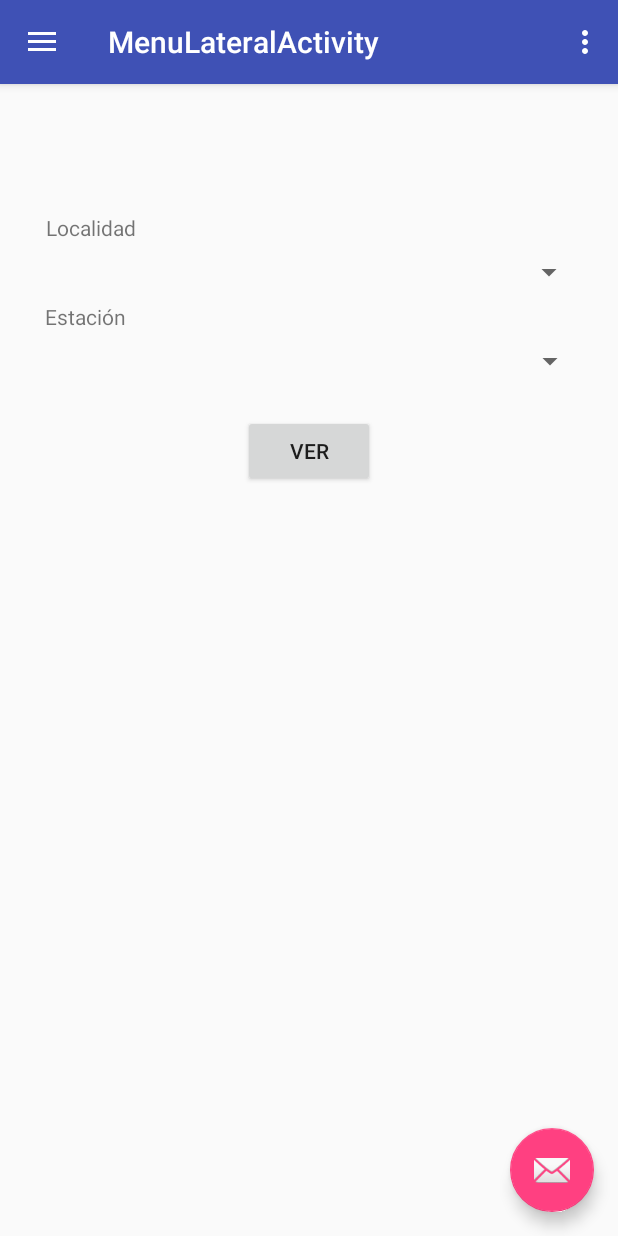
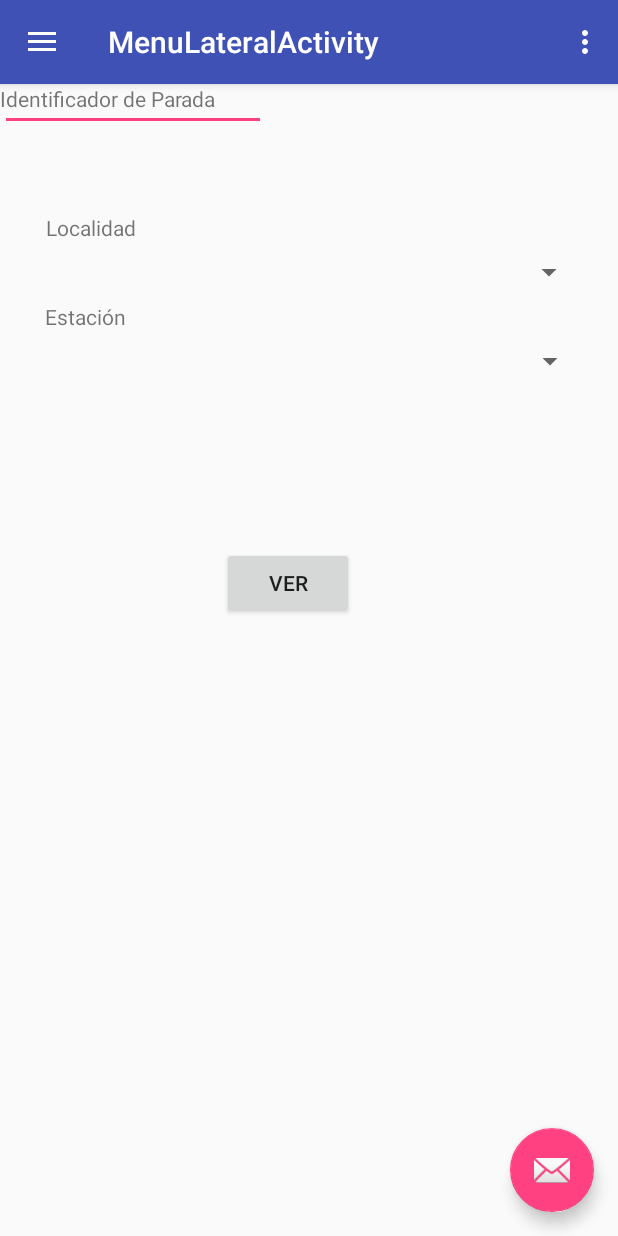
Before and after one commit to Joseluispenahig/SpBike, an Android app: the PrincipalFragment screen opened directly, with no data from a screen before it, on a phone screen of 412 x 824 dp. Run offline under Robolectric (Android 15) with nearby library versions, the phone set to English and light mode, and no system bars; network calls fail; 8 statements that could not run were skipped.

Commit message:
[SPBIKE] [JLPH] -Se ha añadido en el marcador la informacion de de bicicletas disponibles -Se ha añadido la posibilidad de buscar por identificador de parada. -Se ha cambiado el menu lateral.

```diff
--- a/app/src/main/java/com/dam/spbike/PrincipalFragment.java
+++ b/app/src/main/java/com/dam/spbike/PrincipalFragment.java
@@ -12,6 +12,7 @@ import android.view.ViewGroup;
 import android.widget.AdapterView;
 import android.widget.ArrayAdapter;
 import android.widget.Button;
+import android.widget.EditText;
 import android.widget.Spinner;
 
 
@@ -34,6 +35,8 @@ public class PrincipalFragment extends Fragment {
     String escogidaciudad;
     String escogidaestacion;
     Estaciones estacionseleccionada;
+    EditText edit_ident;
+    String identificador;
 
     @Override
     public View onCreateView(LayoutInflater inflater, ViewGroup container,
@@ -42,6 +45,7 @@ public class PrincipalFragment extends Fragment {
 
         super.onCreate(savedInstanceState);
         //super.onCreate(savedInstanceState);
+
         MDB = new MiBaseDatos(getActivity().getApplicationContext());
         final View view = inflater.inflate(R.layout.fragment_principal, container, false);
         usuarioinicio=  (Usuarios) getActivity().getIntent().getExtras().getSerializable("parametro");
@@ -51,7 +55,7 @@ public class PrincipalFragment extends Fragment {
         ciudades = new String[ciudadesBD.size()];
         ciudades = ciudadesBD.toArray(ciudades);
 
-
+        edit_ident = (EditText) view.findViewById(R.id.input_identificador);
         //Spinner spinner1=(Spinner) view.findViewById(R.id.spinner1);
         Spinner spinner2 = (Spinner) view.findViewById(R.id.spinner2);
         Button enviar= (Button) view.findViewById(R.id.button);
@@ -102,13 +106,21 @@ public class PrincipalFragment extends Fragment {
         });
         enviar.setOnClickListener(new View.OnClickListener() {
             public void onClick(View v) {
-                estacionseleccionada=MDB.obtenerESTACION(escogidaciudad,escogidaestacion);
-                Intent intent = new Intent(getContext() ,MapsActivity.class);
+                identificador = edit_ident.getText().toString();
+                if(identificador.length()>0){
+                    //Busca por uid y escogidaciudad
+                    estacionseleccionada=MDB.obtenerESTACIONporUID(escogidaciudad,identificador);
+                }
+                else {
+                    estacionseleccionada = MDB.obtenerESTACION(escogidaciudad, escogidaestacion);
+                }
+                Intent intent = new Intent(getContext(), MapsActivity.class);
                 intent.putExtra("ciudad", MainActivity.opciona);
                 intent.putExtra("estacion", MainActivity.opcionb);
-                intent.putExtra("parametro",usuarioinicio);
-                intent.putExtra("estaciones",estacionseleccionada);
-                startActivity(intent );
+                intent.putExtra("parametro", usuarioinicio);
+                intent.putExtra("estaciones", estacionseleccionada);
+                startActivity(intent);
+
             }
         });
         return view;
--- a/app/src/main/res/layout/fragment_principal.xml
+++ b/app/src/main/res/layout/fragment_principal.xml
@@ -53,16 +53,34 @@
         app:layout_constraintStart_toStartOf="parent"
         app:layout_constraintTop_toTopOf="parent" />
 
+    <EditText
+        android:id="@+id/input_identificador"
+        android:layout_width="177dp"
+        android:layout_height="31dp"
+        android:layout_gravity="center_horizontal"
+        android:layout_weight="1"
+        tools:layout_editor_absoluteX="191dp"
+        tools:layout_editor_absoluteY="218dp" />
+
     <Button
         android:id="@+id/button"
         android:layout_width="wrap_content"
         android:layout_height="0dp"
         android:layout_marginEnd="148dp"
         android:layout_marginStart="148dp"
-        android:layout_marginTop="24dp"
+        android:layout_marginTop="112dp"
         android:text="Ver"
         app:layout_constraintEnd_toEndOf="parent"
+        app:layout_constraintHorizontal_bias="0.0"
         app:layout_constraintStart_toStartOf="parent"
         app:layout_constraintTop_toBottomOf="@+id/spinner3" />
 
+    <TextView
+        android:id="@+id/textView"
+        android:layout_width="wrap_content"
+        android:layout_height="wrap_content"
+        android:text="Identificador de Parada"
+        tools:layout_editor_absoluteX="16dp"
+        tools:layout_editor_absoluteY="230dp" />
+
 </android.support.constraint.ConstraintLayout>
--- a/app/src/main/res/menu/activity_menu_lateral_drawer.xml
+++ b/app/src/main/res/menu/activity_menu_lateral_drawer.xml
@@ -6,12 +6,12 @@
     <group android:checkableBehavior="single">
         <item
             android:id="@+id/nav_camera"
-            android:icon="@drawable/ic_menu_camera"
+            android:icon="@android:drawable/ic_search_category_default"
             android:title="Consulta" />
         <item
             android:id="@+id/nav_gallery"
-            android:icon="@drawable/ic_menu_gallery"
-            android:title="Gallery" />
+            android:icon="@android:drawable/ic_dialog_map"
+            android:title="Buscar estaciones" />
         <item
             android:id="@+id/nav_slideshow"
             android:icon="@drawable/ic_menu_slideshow"
@@ -30,8 +30,8 @@
                 android:title="Enlaces de Interes" />
             <item
                 android:id="@+id/nav_send"
-                android:icon="@drawable/ic_menu_send"
-                android:title="Datos de Interes" />
+                android:icon="@android:drawable/ic_dialog_info"
+                android:title="Contactar" />
         </menu>
     </item>
 
```
Also changed, not shown: app/src/main/java/com/dam/spbike/MapsActivity.java (+19 -3 lines), app/src/main/java/com/dam/spbike/MiBaseDatos.java (+30 -0 lines).
